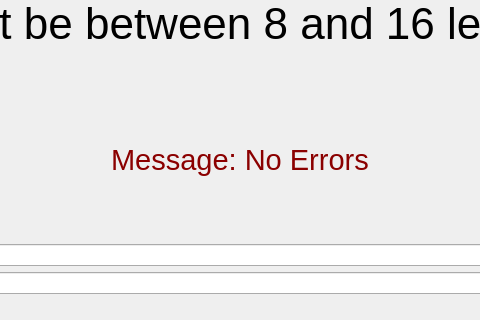
mohamed-khalid-gamal/Ds_Project, file Ds_project/registerwindow.ui: the form before one commit; both pictures show x 400 to 880 and y 253 to 573 of the 1280 by 720 pixel window.
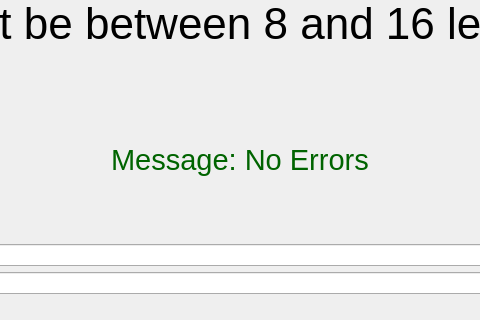
The form after the commit.

The edit to the form file:
```diff
--- a/Ds_project/registerwindow.ui
+++ b/Ds_project/registerwindow.ui
@@ -62,7 +62,7 @@
       </font>
      </property>
      <property name="styleSheet">
-      <string notr="true">color: darkred</string>
+      <string notr="true">color: darkgreen</string>
      </property>
      <property name="text">
       <string>Message: No Errors</string>
```
